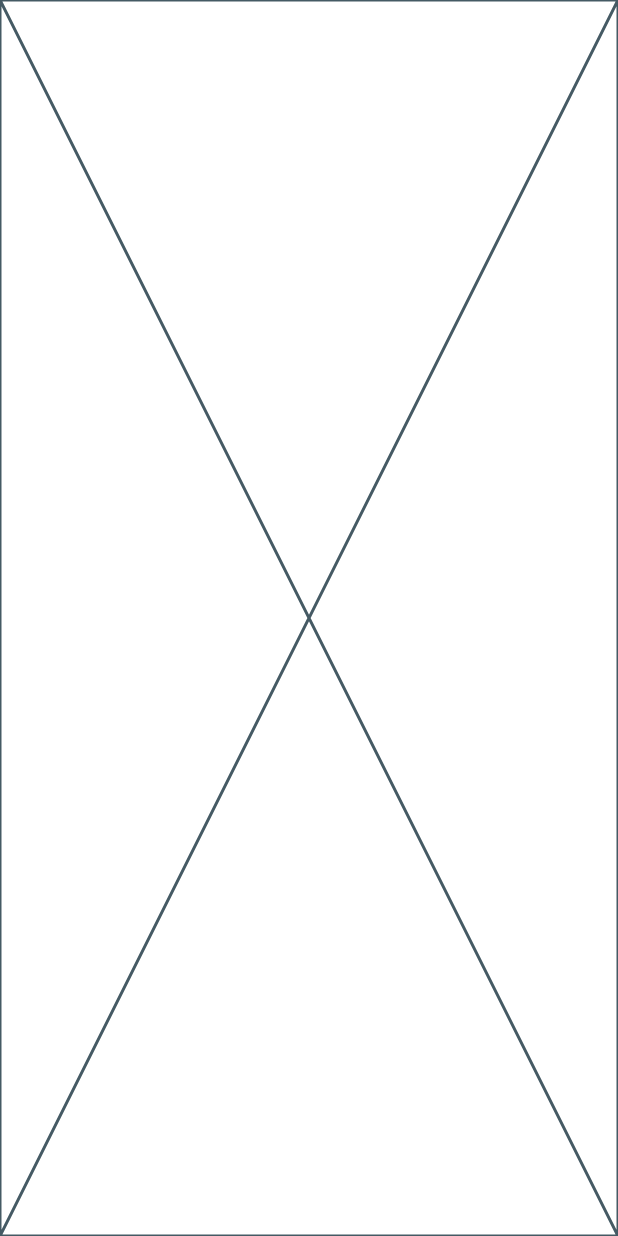
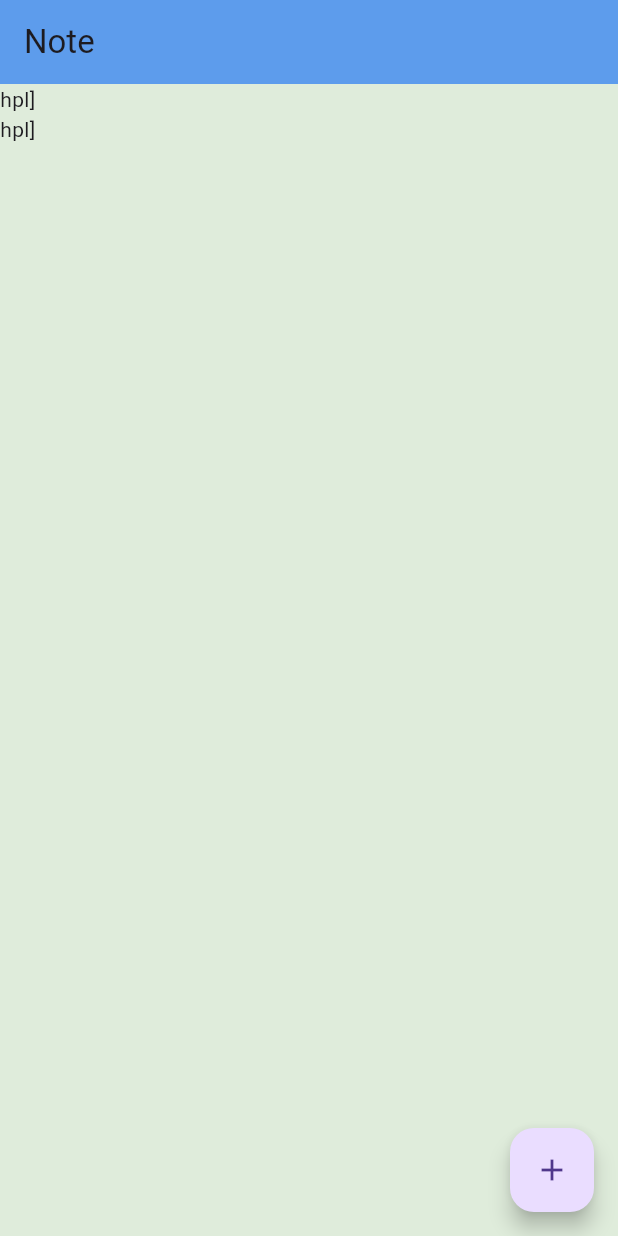
Before and after one commit to Elgammal1299/NoteApp, a Flutter app: the screen it shows after launch, on a phone screen of 412 x 824 dp. Run offline on Flutter 3.47's test engine with Material 3 defaults, Android fonts, the phone set to English and light mode, and no system bars.

Commit message:
create home screen

```diff
--- a/lib/feature/home/ui/homeScreen.dart
+++ b/lib/feature/home/ui/homeScreen.dart
@@ -5,6 +5,19 @@ class HomeScreen extends StatelessWidget {
 
   @override
   Widget build(BuildContext context) {
-    return const Placeholder();
+    return Scaffold(
+      appBar: AppBar(
+        title: const Text('Note'),
+      ),
+      body: ListView.builder(
+          itemCount: 2,
+          itemBuilder: (context, index) {
+            return const Text('hpl]');
+          }),
+      floatingActionButton: FloatingActionButton(
+        onPressed: () {},
+        child: const Icon(Icons.add),
+      ),
+    );
   }
 }
```
